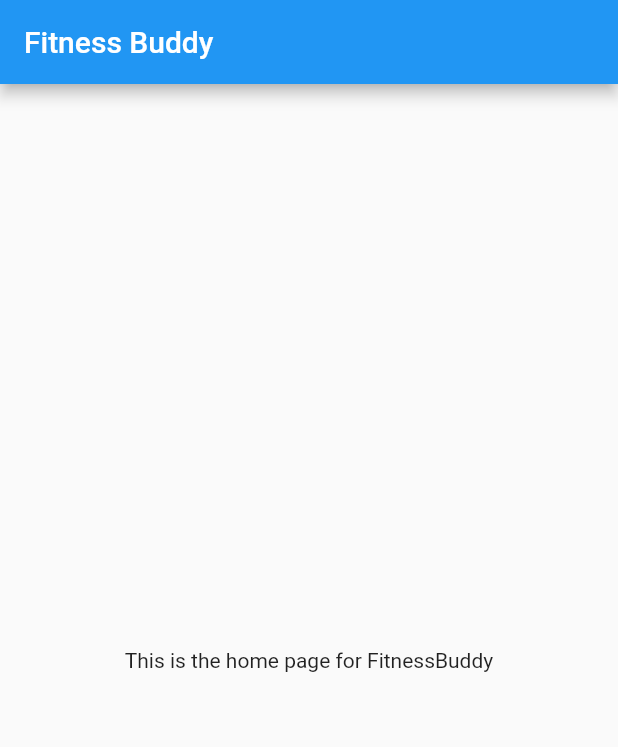
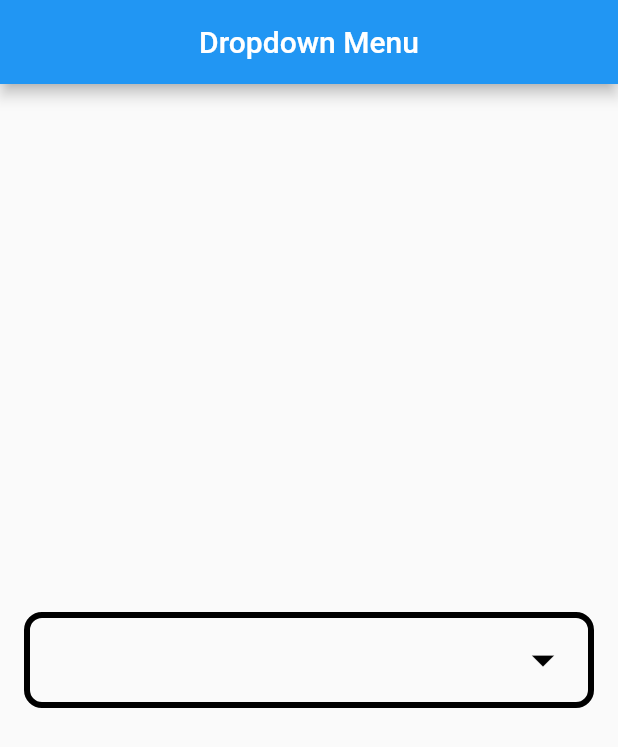
Before and after one commit to David-S-2002/fitnessbuddy, a Flutter app: the screen it shows after launch, on a phone screen of 412 x 824 dp. Shown: the top 747 px of the screen. Run offline on Flutter 3.47's test engine with Material 2 defaults, Android fonts, the phone set to English and light mode, and no system bars; our stand-ins replace sqflite; missing offline and left inert: build_runner, json_serializable; accounts and stored records are empty.

Commit message:
Committing Diya's UI changes

```diff
--- a/lib/home_page.dart
+++ b/lib/home_page.dart
@@ -24,3 +24,42 @@ class _HomePageState extends State<HomePage> {
             child: Text("This is the home page for FitnessBuddy")));
   }
 }
+
+class MainPage extends StatefulWidget {
+  const MainPage({Key? key}) : super(key: key);
+
+  @override
+  _MainPageState createState() => _MainPageState();
+}
+
+class _MainPageState extends State<MainPage> {
+  final items = ['Time Duration', 'Muscle Groups', 'Difficulty Level'];
+  String? value;
+
+  @override
+  Widget build(BuildContext context) => Scaffold(
+      appBar: AppBar(title: Text('Dropdown Menu'), centerTitle: true),
+      body: Center(
+        child: Container(
+          margin: EdgeInsets.all(16),
+          padding: EdgeInsets.symmetric(horizontal: 12, vertical: 4),
+          decoration: BoxDecoration(
+            borderRadius: BorderRadius.circular(12),
+            border: Border.all(color: Colors.black, width: 4),
+          ), //BoxDecoration
+          child: DropdownButtonHideUnderline(
+            child: DropdownButton<String>(
+              value: value,
+              iconSize: 36,
+              icon: Icon(Icons.arrow_drop_down, color: Colors.black),
+              isExpanded: true,
+              items: items.map(buildMenuItem).toList(),
+              onChanged: (value) => setState(() => this.value = value),
+            ), //Drop down button
+          ), //DropdownButtonHideUnderline
+        ), //center
+      )); //scaffold
+
+  DropdownMenuItem<String> buildMenuItem(String item) =>
+      DropdownMenuItem(value: item, child: Text(item));
+}
--- a/lib/main.dart
+++ b/lib/main.dart
@@ -16,7 +16,7 @@ class FitnessBuddy extends StatelessWidget {
       theme: ThemeData(
         primarySwatch: Colors.blue,
       ),
-      home: const HomePage(),
+      home: const MainPage(),
     );
   }
 }
```
